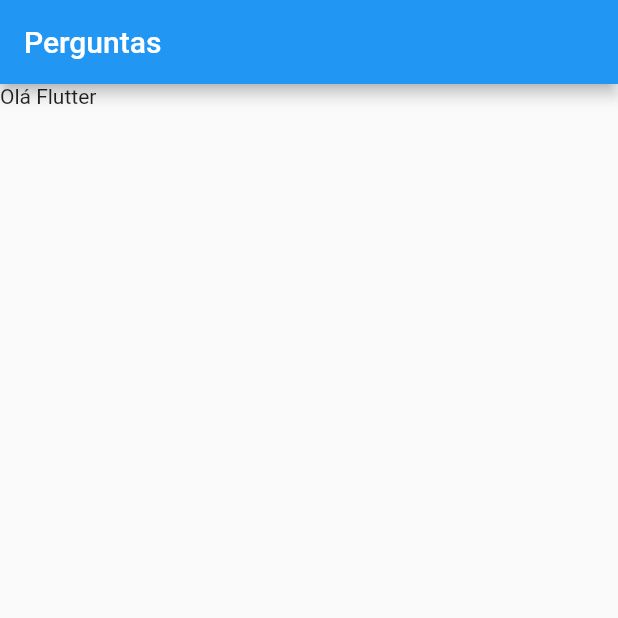
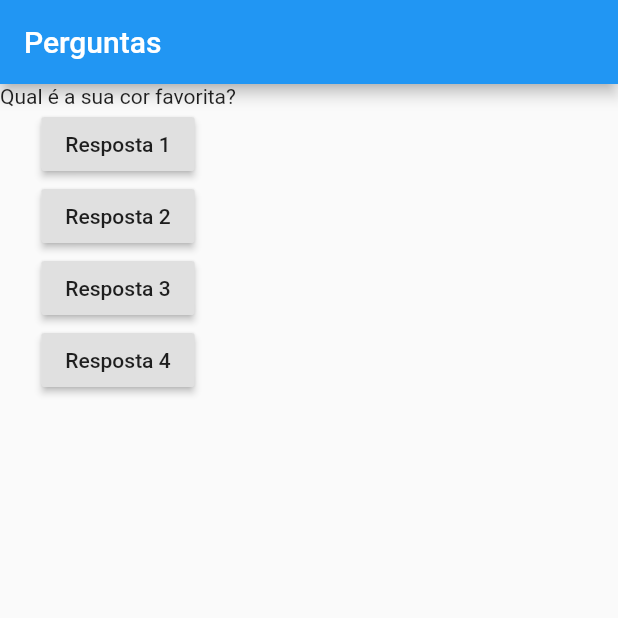
Before and after one commit to rogerio-dalvi/curso_flutter, a Flutter app: the screen it shows after launch, on a phone screen of 412 x 824 dp, the top half of it. Run offline on Flutter 3.47's test engine with Material 2 defaults, Android fonts, the phone set to English and light mode, and no system bars.

Commit message:
terceira alteracao

```diff
--- a/lib/main.dart
+++ b/lib/main.dart
@@ -3,11 +3,49 @@ import 'package:flutter/material.dart';
 main() => runApp(PerguntaApp());
 
 class PerguntaApp extends StatelessWidget {
+  void responder() {
+    print("Pergunta respondida!");
+  }
+
+  void Function() funcaoQueRetornaUmaOutraFuncao() {
+    return () {
+      print("Pergunta respondida #02!");
+    };
+  }
+
+  @override
   Widget build(BuildContext context) {
+    final perguntas = [
+      "Qual é a sua cor favorita?",
+      "Qual é o seu animal favorito?"
+    ];
+
     return MaterialApp(
       home: Scaffold(
         appBar: AppBar(title: Text("Perguntas")),
-        body: Text("Olá Flutter"),
+        body: Column(
+          children: <Widget>[
+            Text(perguntas[0]),
+            RaisedButton(
+              child: Text("Resposta 1"),
+              onPressed: responder,
+            ),
+            RaisedButton(
+              child: Text("Resposta 2"),
+              onPressed: funcaoQueRetornaUmaOutraFuncao(),
+            ),
+            RaisedButton(
+              child: Text("Resposta 3"),
+              onPressed: () {
+                print("Resposta 3 foi selecionada");
+              },
+            ),
+            RaisedButton(
+              child: Text("Resposta 4"),
+              onPressed: () => print("Resposta 4 foi selecionada"),
+            ),
+          ],
+        ),
       ),
     );
   }
```
